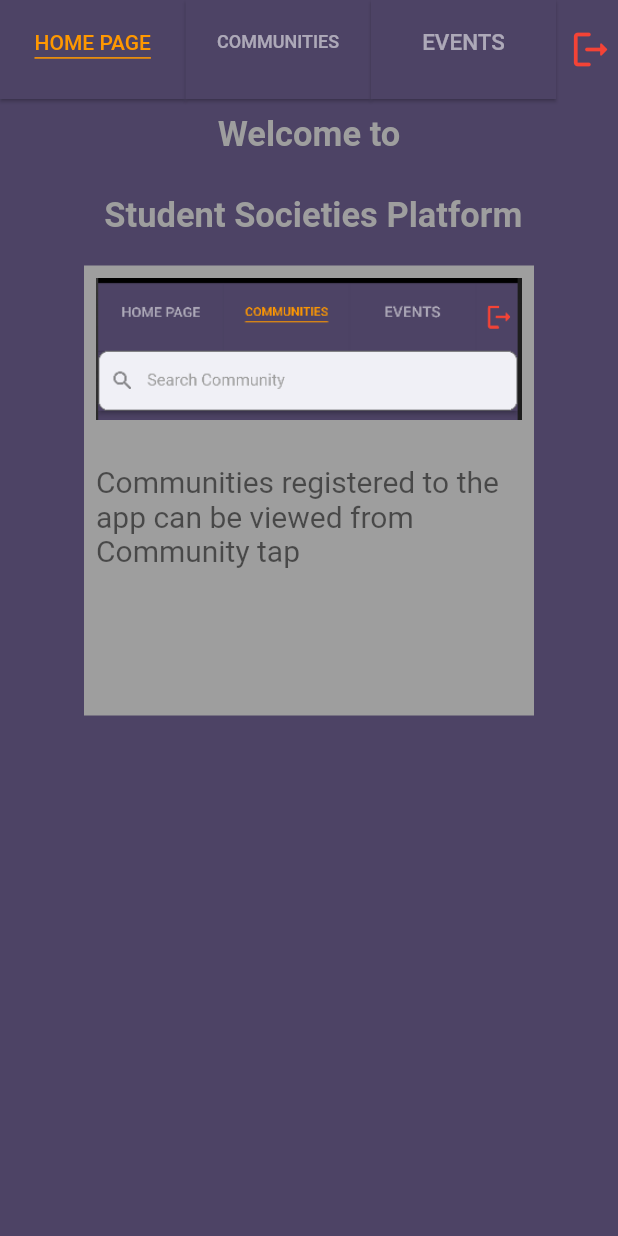
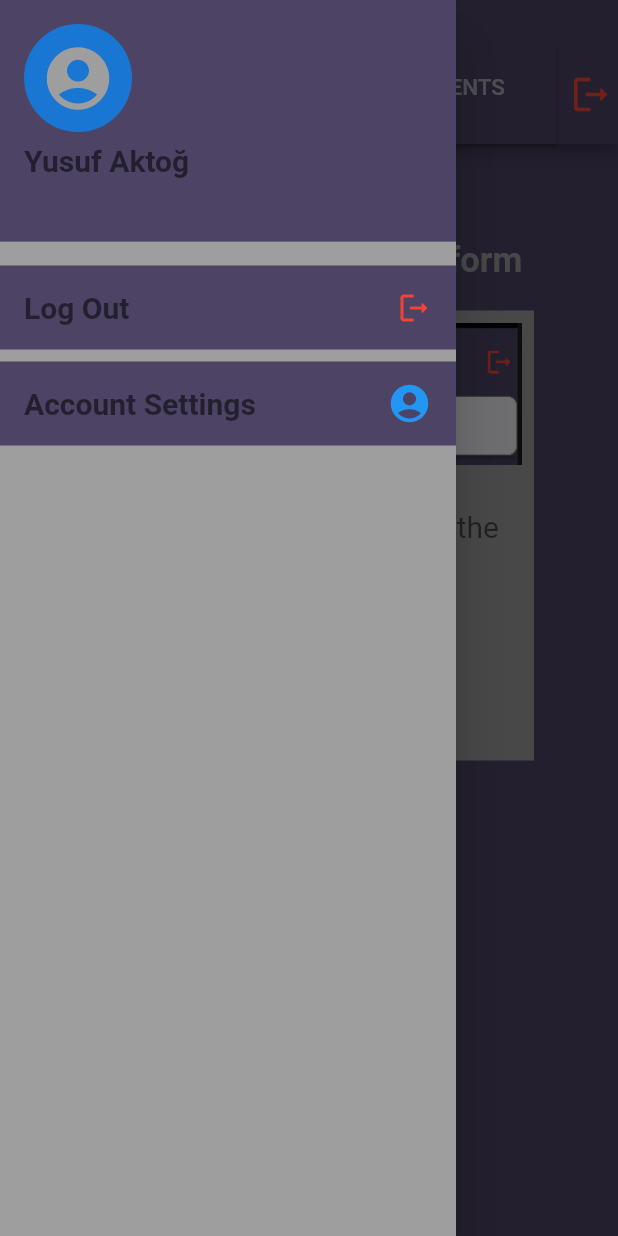
Before and after one commit to yusufaktog/Student_Societies_Platform, a Flutter app: the AuthorizedUserPage screen opened by its route, with the side drawer open (before the commit the screen has no drawer), on a phone screen of 412 x 824 dp. Run offline on Flutter 3.47's test engine with Material 2 defaults, Android fonts, the phone set to English and light mode, and no system bars; our stand-ins replace cloud_firestore, firebase_auth, firebase_core, firebase_storage, flutter_datetime_picker, fluttertoast and 2 more; accounts and stored records are empty.

Commit message:
settings page implemented, overall improvements

```diff
--- a/lib/constants.dart
+++ b/lib/constants.dart
@@ -9,6 +9,7 @@ import 'package:grad_project/pages/communities.dart';
 import 'package:grad_project/pages/community_registration_page.dart';
 import 'package:grad_project/pages/events.dart';
 import 'package:grad_project/pages/main_page.dart';
+import 'package:grad_project/pages/setting_page.dart';
 import 'package:grad_project/pages/student_registration_page.dart';
 
 const Color mainBackGroundColor = Color(0xff4D4365);
@@ -16,8 +17,9 @@ var routes = {
   LoginPage.routeName: (context) => const LoginPage(),
   StudentRegistration.routeName: (context) => const StudentRegistration(),
   CommunityRegistration.routeName: (context) => const CommunityRegistration(),
-  AuthorizedUserPage.routeName: (context) => const AuthorizedUserPage(user: null),
+  AuthorizedUserPage.routeName: (context) => const AuthorizedUserPage(),
   AuthorizedCommunityPage.routeName: (context) => const AuthorizedCommunityPage(),
+  CommunityAccountSettings.routeName: (context) => const CommunityAccountSettings(),
   EventsPage.routeName: (context) => const EventsPage(),
 };
 const preferredAppBarHeight = Size.fromHeight(100);
--- a/lib/customized_builders/custom_builder.dart
+++ b/lib/customized_builders/custom_builder.dart
@@ -1,12 +1,16 @@
+import 'package:cloud_firestore/cloud_firestore.dart';
+import 'package:firebase_auth/firebase_auth.dart';
 import 'package:flutter/cupertino.dart';
 import 'package:flutter/material.dart';
 import 'package:flutter/widgets.dart';
+import 'package:fluttertoast/fluttertoast.dart';
 import 'package:grad_project/model/community.dart';
 import 'package:grad_project/model/event.dart';
 import 'package:grad_project/pages/authorized_user.dart';
 import 'package:grad_project/pages/communities.dart';
 import 'package:grad_project/pages/events.dart';
 import 'package:grad_project/pages/main_page.dart';
+import 'package:grad_project/pages/setting_page.dart';
 import 'package:grad_project/service/auth.dart';
 
 import '../constants.dart';
@@ -181,7 +185,7 @@ class _CommunityCardState extends State<CommunityCard> {
           children: <Widget>[
             Expanded(
               flex: 2,
-              child: Image.asset("assets/no_image.png"),
+              child: widget.community.imageUrl!.isEmpty ? Image.asset("assets/no_image.png") : Image.network(widget.community.imageUrl!),
             ),
             Expanded(
               flex: 5,
@@ -250,22 +254,23 @@ class _EventCardState extends State<EventCard> {
                   Text(widget.event.name ?? "default",
                       overflow: TextOverflow.ellipsis,
                       maxLines: 2,
+                      textAlign: TextAlign.center,
                       style: const TextStyle(
                         fontSize: 25,
-                        fontWeight: FontWeight.normal,
+                        fontWeight: FontWeight.bold,
                       )),
                   const SizedBox(
                     height: 15,
                   ),
                   Padding(
-                    padding: const EdgeInsets.symmetric(horizontal: 30.0, vertical: 8.0),
+                    padding: const EdgeInsets.symmetric(horizontal: 24.0, vertical: 8.0),
                     child: Text(
                       widget.event.description ?? "default",
-                      maxLines: 3,
+                      maxLines: 6,
                       overflow: TextOverflow.ellipsis,
                       textAlign: TextAlign.center,
                       style: const TextStyle(
-                        fontSize: 16,
+                        fontSize: 18,
                         fontWeight: FontWeight.normal,
                       ),
                     ),
@@ -334,3 +339,82 @@ PreferredSize buildPreferredSize(BuildContext context, State state, bool homeUnd
     ),
   );
 }
+
+buildDrawer(context) {
+  return Drawer(
+    child: Padding(
+      padding: const EdgeInsets.all(0.0),
+      child: Container(
+        color: Colors.grey,
+        child: ListView(
+          primary: true,
+          children: <Widget>[
+            UserAccountsDrawerHeader(
+              decoration: const BoxDecoration(
+                color: mainBackGroundColor,
+              ),
+              currentAccountPicture: const CircleAvatar(
+                child: Icon(
+                  Icons.account_circle,
+                  size: 50,
+                  color: Colors.grey,
+                ),
+              ),
+              accountName: const Text(
+                "Yusuf Aktoğ",
+                style: TextStyle(color: Colors.black54, fontSize: 20, fontWeight: FontWeight.bold, overflow: TextOverflow.ellipsis),
+              ),
+              accountEmail: Text(
+                FirebaseAuth.instance.currentUser!.email ?? "default",
+                style: const TextStyle(color: Colors.black87, fontSize: 18, fontWeight: FontWeight.w600, overflow: TextOverflow.ellipsis),
+              ),
+            ),
+            const SizedBox(height: 8.0),
+            Container(
+              color: mainBackGroundColor,
+              child: ListTile(
+                trailing: logoutIcon,
+                title: const Text('Log Out', style: TextStyle(color: Colors.black54, fontSize: 20, fontWeight: FontWeight.bold)),
+                tileColor: Colors.red,
+                onTap: () {
+                  FirebaseAuth.instance.signOut();
+                  Navigator.pushAndRemoveUntil(
+                      context,
+                      MaterialPageRoute(
+                        builder: (_) => const LoginPage(),
+                      ),
+                      (route) => false);
+                },
+              ),
+            ),
+            const SizedBox(height: 8.0),
+            Container(
+              alignment: Alignment.centerRight,
+              color: mainBackGroundColor,
+              child: ListTile(
+                trailing: const Icon(Icons.account_circle, color: Colors.blue, size: 30),
+                title: const Text(
+                  'Account Settings',
+                  style: TextStyle(color: Colors.black54, fontSize: 20, fontWeight: FontWeight.bold),
+                ),
+                tileColor: Colors.red,
+                onTap: () async {
+                  var type = await FirebaseFirestore.instance.collection("Communities").doc(FirebaseAuth.instance.currentUser!.uid).get();
+                  bool exists = type.exists;
+                  if (!exists) {
+                    Fluttertoast.showToast(msg: "This page is not available for student accounts for now...");
+                    return;
+                  }
+                  Navigator.of(context).push(
+                    MaterialPageRoute(builder: (_) => const CommunityAccountSettings() //change it later
+                        ),
+                  );
+                },
+              ),
+            ),
+          ],
+        ),
+      ),
+    ),
+  );
+}
--- a/lib/model/community.dart
+++ b/lib/model/community.dart
@@ -4,6 +4,7 @@ class Community {
   String relatedFaculty;
   String description;
   int followerNumber;
+  String? imageUrl;
   String email;
   String id;
 
@@ -14,5 +15,6 @@ class Community {
       this.userName,
       required this.followerNumber,
       required this.email,
-      required this.id});
+      required this.id,
+      this.imageUrl});
 }
--- a/lib/pages/authorized_user.dart
+++ b/lib/pages/authorized_user.dart
@@ -1,18 +1,16 @@
 import 'dart:async';
 import 'dart:ui';
 
-import 'package:firebase_auth/firebase_auth.dart';
 import 'package:flutter/cupertino.dart';
 import 'package:flutter/material.dart';
 import 'package:flutter/painting.dart';
 import 'package:grad_project/customized_builders/custom_builder.dart';
+import 'package:grad_project/model/community.dart';
 
 import '../constants.dart';
 
 class AuthorizedUserPage extends StatefulWidget {
-  final User? user;
-
-  const AuthorizedUserPage({Key? key, required this.user}) : super(key: key);
+  const AuthorizedUserPage({Key? key}) : super(key: key);
   static const String routeName = '/authorized_page';
 
   @override
@@ -20,6 +18,7 @@ class AuthorizedUserPage extends StatefulWidget {
 }
 
 class _AuthorizedUserPageState extends State<AuthorizedUserPage> {
+  late Community _community;
   final List<Widget> _catalogs = List.of({informationCatalog1, informationCatalog2, informationCatalog3});
 
   @override
@@ -27,7 +26,14 @@ class _AuthorizedUserPageState extends State<AuthorizedUserPage> {
     return SafeArea(
       child: Scaffold(
         backgroundColor: mainBackGroundColor,
-        appBar: buildPreferredSize(context, this, true, false, false),
+        appBar: AppBar(
+          backgroundColor: mainBackGroundColor,
+          bottom: PreferredSize(
+            preferredSize: const Size.fromHeight(40.0),
+            child: buildPreferredSize(context, this, true, false, false),
+          ),
+        ),
+        drawer: buildDrawer(context),
         body: SingleChildScrollView(
           child: Column(
             mainAxisAlignment: MainAxisAlignment.start,
--- a/lib/pages/community_registration_page.dart
+++ b/lib/pages/community_registration_page.dart
@@ -165,7 +165,8 @@ class _CommunityRegistrationState extends State<CommunityRegistration> {
                                     relatedFaculty: _relatedFaculty,
                                     followerNumber: 0,
                                     email: _email,
-                                    id: ""),
+                                    id: "",
+                                    imageUrl: ""),
                                 _password)
                             .then((value) => {Navigator.pushNamed(context, LoginPage.routeName)});
                       },
--- a/lib/pages/detailed_event.dart
+++ b/lib/pages/detailed_event.dart
@@ -90,7 +90,8 @@ class _DetailedEventCardState extends State<DetailedEventCard> {
                                       padding: const EdgeInsets.symmetric(horizontal: 20.0, vertical: 10.0),
                                       child: Text(participants.toString(), style: const TextStyle(fontSize: 25.0, fontWeight: FontWeight.bold)),
                                     ),
-                                    )),
+                                  ),
+                                ),
                               );
                             },
                           ),
--- a/pubspec.yaml
+++ b/pubspec.yaml
@@ -43,6 +43,7 @@ dependencies:
       url: https://github.com/Realank/flutter_datetime_picker.git
       ref: master
   font_awesome_flutter: ^9.2.0
+  fluttertoast: ^8.0.8
 
 dev_dependencies:
   flutter_test:
```
Also changed, not shown: lib/pages/communities.dart (+6 -3 lines), lib/pages/events.dart (+18 -15 lines), lib/pages/main_page.dart (+5 -5 lines), lib/pages/setting_page.dart (added, +168 -0 lines), lib/service/crud_service/community_service.dart (+12 -1 lines), lib/service/crud_service/event_service.dart (+1 -9 lines), assets/images/add_photo.png (added), pubspec.lock, 2 other files. Lines whose indentation alone changed are shown as unchanged.
